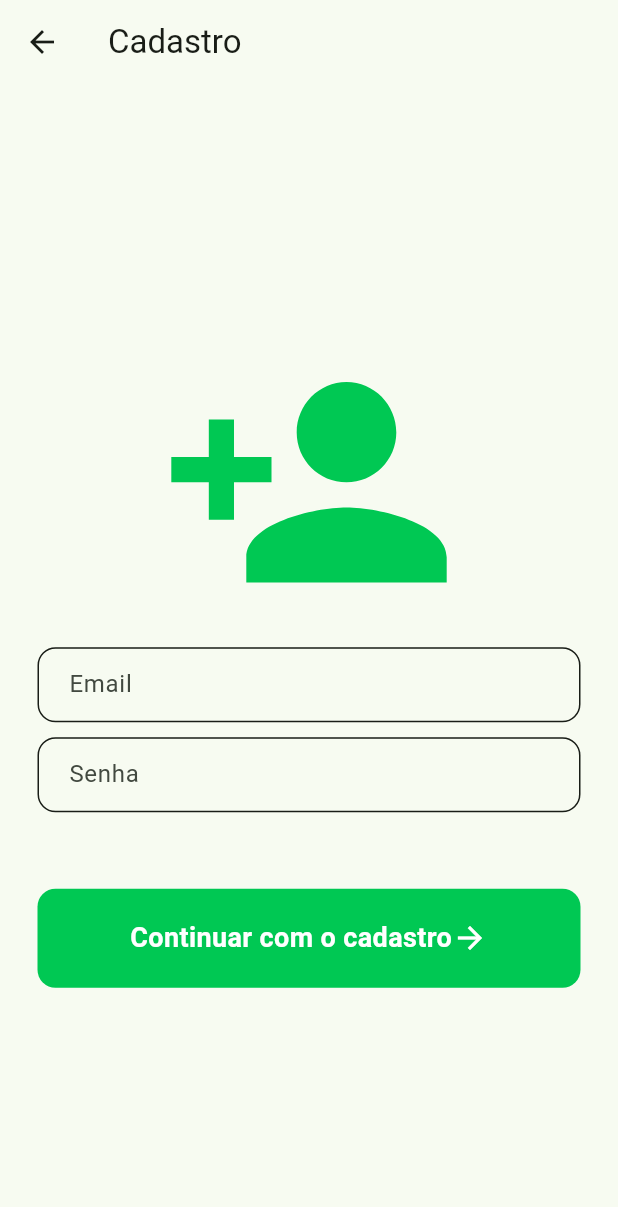
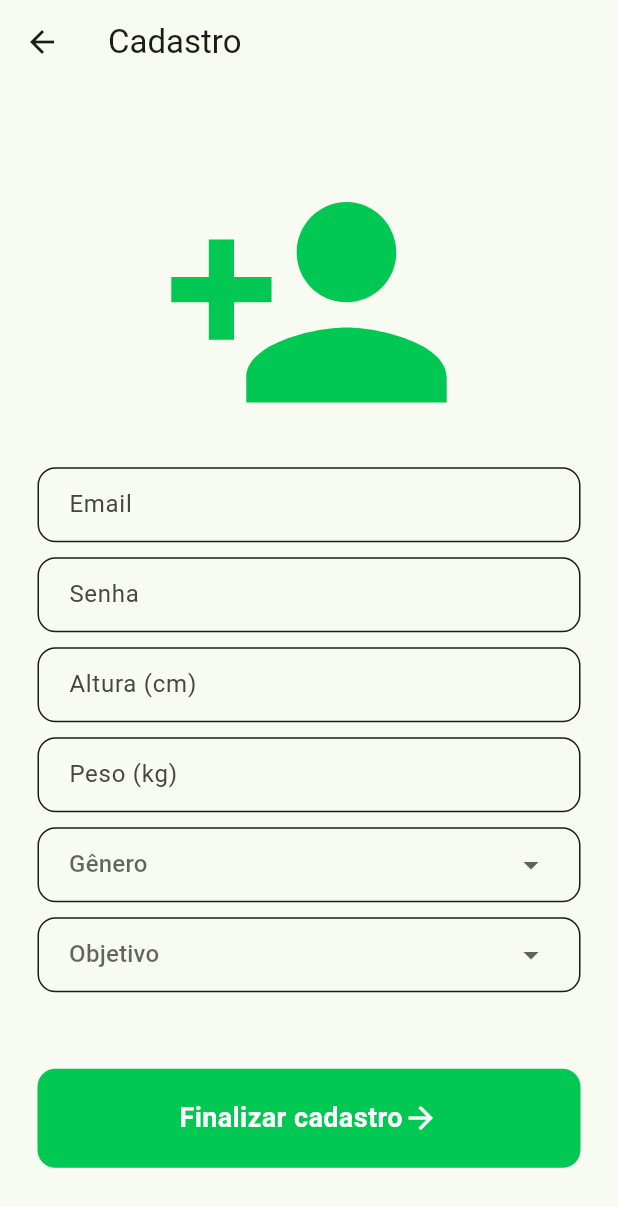
Before and after one commit to loulouizz/tccalimentracker, a Flutter app: the SignUpScreen screen opened directly, on a phone screen of 412 x 824 dp. Shown: the top 1207 px of the screen. Run offline on Flutter 3.47's test engine with Material 3 defaults, Android fonts, the light colour scheme and no system bars; our stand-ins replace cloud_firestore, firebase_auth, firebase_core, flutter_slidable, google_fonts; accounts and stored records are empty; network calls fail.

Commit message:
cadastro atualizado contendo informacoes para calculos das metas do usuario

```diff
--- a/lib/auth.dart
+++ b/lib/auth.dart
@@ -1,7 +1,9 @@
+import 'package:cloud_firestore/cloud_firestore.dart';
 import 'package:firebase_auth/firebase_auth.dart';
 
 class Auth {
   final FirebaseAuth _firebaseAuth = FirebaseAuth.instance;
+  final FirebaseFirestore _firestore = FirebaseFirestore.instance;
 
   User? get currentUser => _firebaseAuth.currentUser;
 
@@ -18,9 +20,24 @@ class Auth {
   Future<void> createUserWithEmailAndPassword({
     required String email,
     required String password,
+    required double height,
+    required double weight,
+    required String gender,
+    required String goal,
   }) async {
-    await _firebaseAuth.createUserWithEmailAndPassword(
+    UserCredential userCredential = await _firebaseAuth.createUserWithEmailAndPassword(
         email: email, password: password);
+
+    String uid = userCredential.user!.uid;
+
+    await _firestore.collection('users').doc(uid).set({
+      'email': email,
+      'height': height,
+      'weight': weight,
+      'gender': gender,
+      'goal': goal,
+      'createdAt': Timestamp.now(),
+    });
   }
 
   Future<void> signOut() async {
--- a/lib/screens/sign_up_screen.dart
+++ b/lib/screens/sign_up_screen.dart
@@ -1,6 +1,4 @@
 import 'package:alimentracker/auth.dart';
-import 'package:alimentracker/screens/login_screen.dart';
-import 'package:alimentracker/screens/sign_up_screen_part2.dart';
 import 'package:firebase_auth/firebase_auth.dart';
 import 'package:flutter/material.dart';
 import 'package:google_fonts/google_fonts.dart';
@@ -15,15 +13,26 @@ class SignUpScreen extends StatefulWidget {
 class _SignUpScreenState extends State<SignUpScreen> {
   String? errorMessage = '';
 
-  TextEditingController _emailEC = TextEditingController();
-  TextEditingController _passwordEC = TextEditingController();
+  final TextEditingController _emailEC = TextEditingController();
+  final TextEditingController _passwordEC = TextEditingController();
+  final TextEditingController _heightEC = TextEditingController();
+  final TextEditingController _weightEC = TextEditingController();
+
+  String? _selectedGender;
+  String? _selectedGoal;
 
   Future<void> createUserWithEmailAndPassword() async {
     try {
       await Auth().createUserWithEmailAndPassword(
-          email: _emailEC.text, password: _passwordEC.text);
+        email: _emailEC.text,
+        password: _passwordEC.text,
+        height: double.parse(_heightEC.text),
+        weight: double.parse(_weightEC.text),
+        gender: _selectedGender!,
+        goal: _selectedGoal!,
+      );
       ScaffoldMessenger.of(context).showSnackBar(
-          SnackBar(content: Text("Cadastro realizado com sucesso")));
+          const SnackBar(content: Text("Cadastro realizado com sucesso")));
       Navigator.of(context).pop();
     } on FirebaseAuthException catch (e) {
       setState(() {
@@ -36,33 +45,16 @@ class _SignUpScreenState extends State<SignUpScreen> {
     return Column(
       children: [
         Text(errorMessage == '' ? '' : 'Hmm? $errorMessage'),
-        SizedBox(
+        const SizedBox(
           height: 10,
         )
       ],
     );
   }
 
-  @override
-  Widget build(BuildContext context) {
-    return Scaffold(
-      appBar: AppBar(
-        title: Text("Cadastro"),
-      ),
-      body: SafeArea(
-        child: Center(
-          child: Column(
-            mainAxisAlignment: MainAxisAlignment.center,
-            children: [
-              Icon(
-                Icons.person_add,
-                size: 200,
-                color: Colors.greenAccent[700],
-              ),
-              SizedBox(
-                height: 10,
-              ),
-              Padding(
+  Widget _buildTextField(
+      {required TextEditingController controller, required String hintText, bool obscureText = false}) {
+    return Padding(
       padding: const EdgeInsets.symmetric(horizontal: 25),
       child: Container(
         decoration: BoxDecoration(
@@ -75,19 +67,24 @@ class _SignUpScreenState extends State<SignUpScreen> {
         child: Padding(
           padding: const EdgeInsets.only(left: 20),
           child: TextFormField(
-                      controller: _emailEC,
+            controller: controller,
+            obscureText: obscureText,
             decoration: InputDecoration(
               border: InputBorder.none,
-                        hintText: "Email",
+              hintText: hintText,
             ),
           ),
         ),
       ),
-              ),
-              SizedBox(
-                height: 10,
-              ),
-              Padding(
+    );
+  }
+
+  Widget _buildDropdown<T>(
+      {required String hintText,
+        required T? value,
+        required List<T> items,
+        required ValueChanged<T?> onChanged}) {
+    return Padding(
       padding: const EdgeInsets.symmetric(horizontal: 25),
       child: Container(
         decoration: BoxDecoration(
@@ -98,38 +95,81 @@ class _SignUpScreenState extends State<SignUpScreen> {
           borderRadius: BorderRadius.circular(12),
         ),
         child: Padding(
-                    padding: const EdgeInsets.only(left: 20),
-                    child: TextFormField(
-                      controller: _passwordEC,
-                      obscureText: true,
-                      decoration: InputDecoration(
-                        border: InputBorder.none,
-                        hintText: "Senha",
+          padding: const EdgeInsets.symmetric(horizontal: 20),
+          child: DropdownButtonFormField<T>(
+            value: value,
+            hint: Text(hintText),
+            decoration: const InputDecoration(border: InputBorder.none),
+            items: items
+                .map((T item) => DropdownMenuItem<T>(
+              value: item,
+              child: Text(item.toString()),
+            ))
+                .toList(),
+            onChanged: onChanged,
           ),
         ),
       ),
+    );
+  }
+
+  @override
+  Widget build(BuildContext context) {
+    return Scaffold(
+      appBar: AppBar(
+        title: const Text("Cadastro"),
       ),
+      body: SafeArea(
+        child: Center(
+          child: SingleChildScrollView(
+            child: Column(
+              mainAxisAlignment: MainAxisAlignment.center,
+              children: [
+                Icon(
+                  Icons.person_add,
+                  size: 200,
+                  color: Colors.greenAccent[700],
                 ),
-              SizedBox(
-                height: 10,
+                const SizedBox(height: 10),
+                _buildTextField(controller: _emailEC, hintText: "Email"),
+                const SizedBox(height: 10),
+                _buildTextField(
+                    controller: _passwordEC, hintText: "Senha", obscureText: true),
+                const SizedBox(height: 10),
+                _buildTextField(controller: _heightEC, hintText: "Altura (cm)"),
+                const SizedBox(height: 10),
+                _buildTextField(controller: _weightEC, hintText: "Peso (kg)"),
+                const SizedBox(height: 10),
+                _buildDropdown<String>(
+                  hintText: "Gênero",
+                  value: _selectedGender,
+                  items: ["Masculino", "Feminino"],
+                  onChanged: (value) {
+                    setState(() {
+                      _selectedGender = value;
+                    });
+                  },
                 ),
+                const SizedBox(height: 10),
+                _buildDropdown<String>(
+                  hintText: "Objetivo",
+                  value: _selectedGoal,
+                  items: ["Ganhar massa", "Manter peso", "Perder peso"],
+                  onChanged: (value) {
+                    setState(() {
+                      _selectedGoal = value;
+                    });
+                  },
+                ),
+                const SizedBox(height: 10),
                 _errorMessage(),
-              SizedBox(
-                height: 10,
-              ),
+                const SizedBox(height: 10),
                 Padding(
                   padding: const EdgeInsets.symmetric(horizontal: 25),
                   child: GestureDetector(
-                  onTap: () {
-                    Navigator.of(context).push(
-                      MaterialPageRoute(
-                        builder: (context) => SignUpScreenPart2(
-                            email: _emailEC.text, password: _passwordEC.text),
-                      ),
-                    );
-                  },
+                    onTap: createUserWithEmailAndPassword,
                     child: Container(
-                    padding: EdgeInsets.all(20),
+                      padding: const EdgeInsets.all(20),
                       decoration: BoxDecoration(
                         color: Colors.greenAccent[700],
                         borderRadius: BorderRadius.circular(12),
@@ -139,7 +179,7 @@ class _SignUpScreenState extends State<SignUpScreen> {
                         children: [
                           Center(
                               child: Text(
-                          "Continuar com o cadastro",
+                                "Finalizar cadastro",
                                 style: GoogleFonts.roboto(
                                     color: Theme.of(context).colorScheme.onPrimary,
                                     fontWeight: FontWeight.bold,
@@ -161,6 +201,7 @@ class _SignUpScreenState extends State<SignUpScreen> {
             ),
           ),
         ),
+      ),
     );
   }
 }
```
Lines whose indentation alone changed are shown as unchanged.
